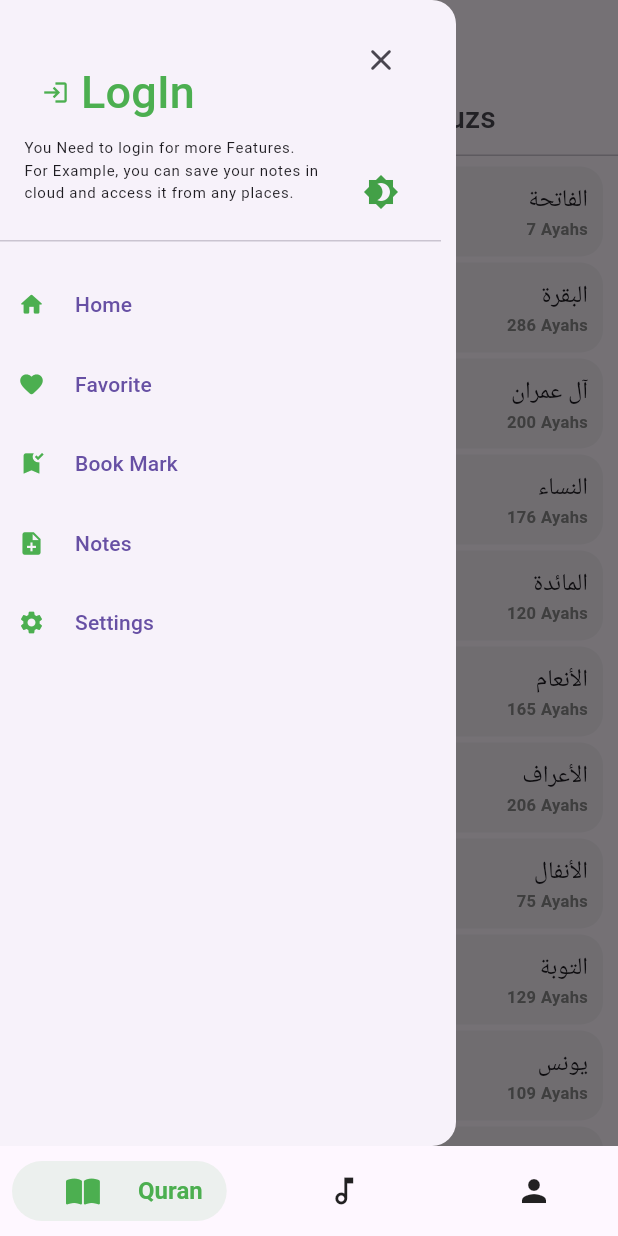
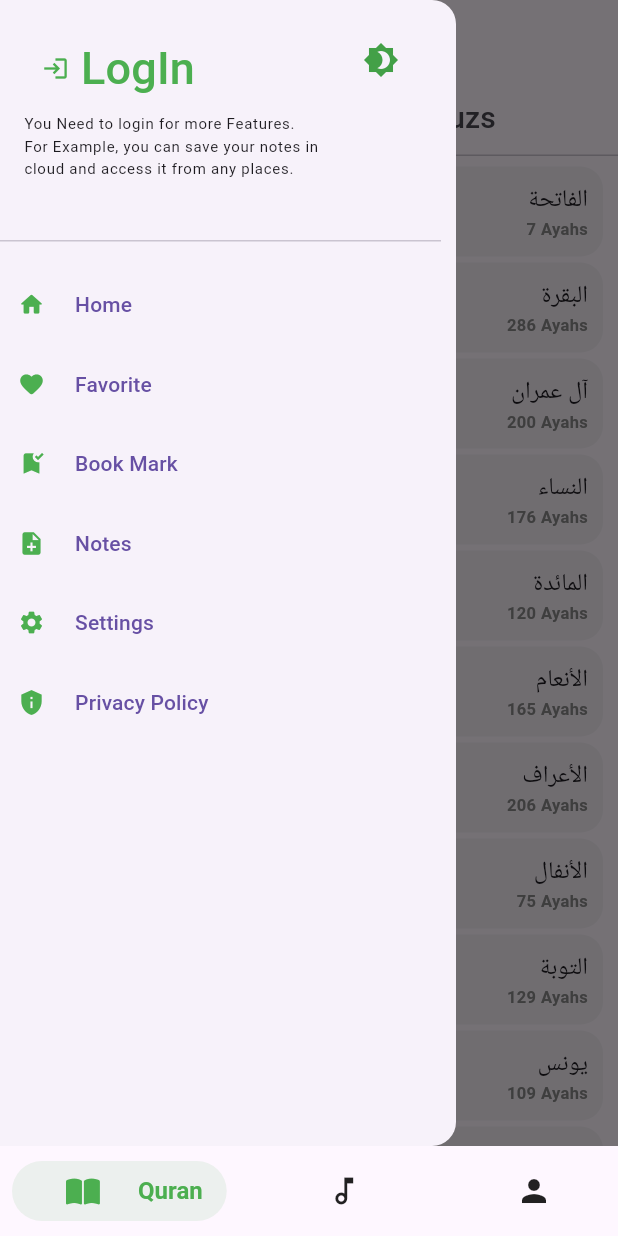
Before and after one commit to IsmailHosenIsmailJames/al_bayan_quran, a Flutter app: the HomeMobile screen opened directly, with the side drawer open, on a phone screen of 412 x 824 dp. Run offline on Flutter 3.47's test engine with Material 3 defaults, Android fonts, the phone set to English and light mode, and no system bars; drawn by our look-alikes of salomon_bottom_bar; our stand-ins replace appwrite, connectivity_plus, email_validator, flutter_widget_from_html_core, fluttertoast, font_awesome_flutter and 7 more; missing offline and left inert: clipboard; accounts and stored records are empty; statements that could not run were skipped.

Commit message:
Privacy Policy added to the app

```diff
--- a/lib/screens/home_mobile.dart
+++ b/lib/screens/home_mobile.dart
@@ -12,6 +12,7 @@ import 'package:just_audio/just_audio.dart';
 import 'package:just_audio_background/just_audio_background.dart';
 import 'package:salomon_bottom_bar/salomon_bottom_bar.dart';
 import 'package:sidebarx/sidebarx.dart';
+import 'package:url_launcher/url_launcher.dart';
 
 import '../api/all_recitation.dart';
 import '../api/by_juzs.dart';
@@ -871,11 +872,12 @@ class _HomeMobileState extends State<HomeMobile> with TickerProviderStateMixin {
           DrawerHeader(
             child: Row(
               mainAxisAlignment: MainAxisAlignment.spaceBetween,
+              crossAxisAlignment: CrossAxisAlignment.start,
               children: [
                 !isLoogedIn
                     ? Center(
                         child: Column(
-                          mainAxisAlignment: MainAxisAlignment.center,
+                          mainAxisAlignment: MainAxisAlignment.start,
                           crossAxisAlignment: CrossAxisAlignment.start,
                           children: [
                             TextButton.icon(
@@ -957,21 +959,7 @@ class _HomeMobileState extends State<HomeMobile> with TickerProviderStateMixin {
                           ),
                         ],
                       ),
-                Column(
-                  mainAxisAlignment: MainAxisAlignment.spaceBetween,
-                  children: [
-                    IconButton(
-                      tooltip: "Close Drawer",
-                      onPressed: () {
-                        Scaffold.of(context).closeDrawer();
-                      },
-                      icon: const Icon(
-                        Icons.close_rounded,
-                      ),
-                    ),
-                    themeIconButton,
-                  ],
-                ),
+                themeIconButton,
               ],
             ),
           ),
@@ -1136,8 +1124,26 @@ class _HomeMobileState extends State<HomeMobile> with TickerProviderStateMixin {
                 ],
               ),
             ),
+          TextButton(
+            onPressed: () {
+              launchUrl(Uri.parse(
+                  "https://www.freeprivacypolicy.com/live/d8c08904-a100-4f0b-94d8-13d86a8c8605"));
+            },
+            child: const Row(
+              children: [
+                Icon(
+                  Icons.privacy_tip,
+                  color: Colors.green,
+                ),
+                SizedBox(
+                  width: 20,
+                ),
+                Text("Privacy Policy")
+              ],
+            ),
+          ),
           const SizedBox(
-            height: 10,
+            height: 5,
           ),
         ],
       ),
@@ -1848,6 +1854,14 @@ class _HomeMobileState extends State<HomeMobile> with TickerProviderStateMixin {
           Get.to(() => const SettingsWithAppbar());
         },
       ),
+      SidebarXItem(
+        icon: Icons.privacy_tip,
+        label: 'Privacy Policy',
+        onTap: () {
+          launchUrl(Uri.parse(
+              "https://www.freeprivacypolicy.com/live/d8c08904-a100-4f0b-94d8-13d86a8c8605"));
+        },
+      ),
     ],
   );
 }
--- a/pubspec.yaml
+++ b/pubspec.yaml
@@ -2,7 +2,7 @@ name: al_bayan_quran
 description: "A new Flutter project."
 publish_to: 'none' # Remove this line if you wish to publish to pub.dev
 
-version: 1.9.7+21
+version: 1.9.8+22
 
 environment:
   sdk: '>=3.2.3 <4.0.0'
@@ -19,7 +19,7 @@ dependencies:
   flutter_widget_from_html_core: ^0.14.11
   archive: ^3.4.10
   google_fonts: ^6.1.0
-  url_launcher: ^6.2.4
+  url_launcher: ^6.2.6
   es_compression: ^2.0.11
   flutter_launcher_icons: ^0.13.1
   connectivity_plus: ^6.0.1
```
Also changed, not shown: lib/collect_info/collect_info_mobile.dart (+10 -0 lines), lib/screens/drawer/drawer.dart (+22 -0 lines).
